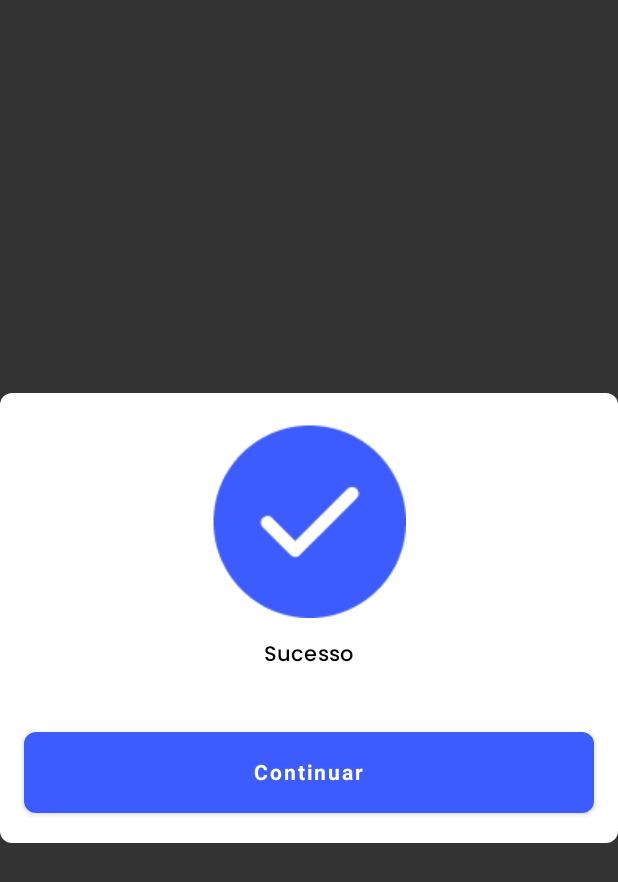
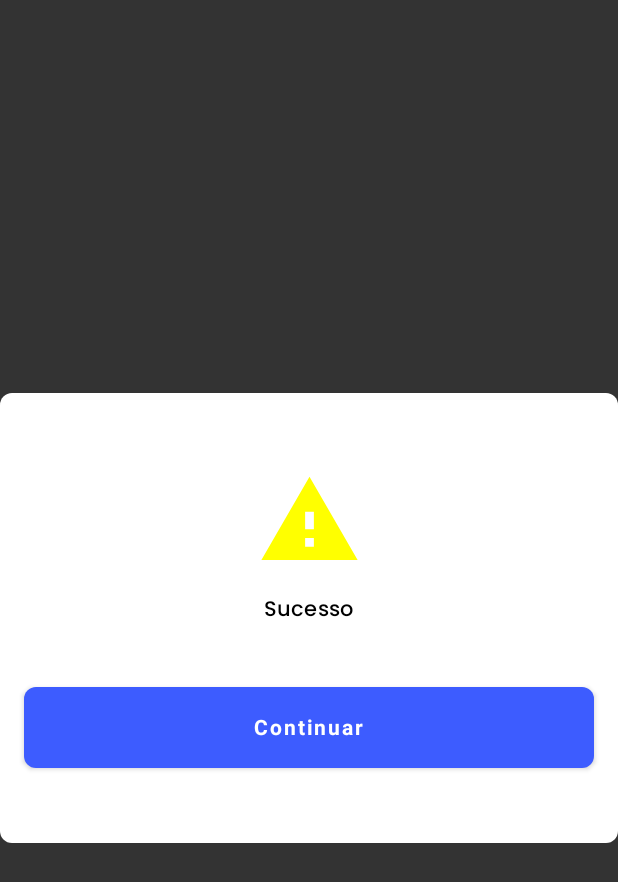
Before and after one commit to ICEI-PUC-Minas-PSG-ADS-TI/psg-ads-2025-1-p5-proj-tiai-t1-psg-ads-2025-1-p5-fluai, an Android app built with Jetpack Compose: the composable AlertDialog called with empty values, on a phone screen of 412 x 824 dp. Shown: the top 882 px of the screen. Run offline under Robolectric (Android 15) with nearby library versions, the light colour scheme and no system bars; our stand-ins replace Compose Multiplatform resources; 2 statements that could not run were skipped.

Commit message:
update exercises

```diff
--- a/src/frontend/composeApp/src/commonMain/kotlin/org/example/project/data/networking/HomeNetworking.kt
+++ b/src/frontend/composeApp/src/commonMain/kotlin/org/example/project/data/networking/HomeNetworking.kt
@@ -5,4 +5,5 @@ import org.example.project.domain.model.Response
 
 interface HomeNetworking {
     suspend fun verifyLevelingTest(email : Email): Result<Response?>
+    suspend fun preloadQuestions(email: Email): Result<Unit>
 }
--- a/src/frontend/composeApp/src/commonMain/kotlin/org/example/project/data/repository/HomeRepositoryImpl.kt
+++ b/src/frontend/composeApp/src/commonMain/kotlin/org/example/project/data/repository/HomeRepositoryImpl.kt
@@ -11,4 +11,6 @@ class HomeRepositoryImpl(
     override suspend fun verifyLevelingTest(email: Email): Result<Response?>  {
         return homeNetworking.verifyLevelingTest(email)
     }
+
+    override suspend fun preloadQuestions(email: Email): Result<Unit> = homeNetworking.preloadQuestions(email)
 }
--- a/src/frontend/composeApp/src/commonMain/kotlin/org/example/project/di/AppModules.kt
+++ b/src/frontend/composeApp/src/commonMain/kotlin/org/example/project/di/AppModules.kt
@@ -129,6 +129,7 @@ val dataModules = module {
         LearningPathViewModel(
             componentContext = componentContext,
             authData = authData,
+            homeUseCase = get(),
             onNavigateToLevelingTest = onNavigateToLevelingTest,
             onNavigateToFluencyBoost = onNavigateToFluencyBoost
         )
--- a/src/frontend/composeApp/src/commonMain/kotlin/org/example/project/domain/repository/HomeRepository.kt
+++ b/src/frontend/composeApp/src/commonMain/kotlin/org/example/project/domain/repository/HomeRepository.kt
@@ -5,4 +5,5 @@ import org.example.project.domain.model.Response
 
 interface HomeRepository {
     suspend fun verifyLevelingTest(email : Email) : Result<Response?>
+    suspend fun preloadQuestions(email: Email): Result<Unit>
 }
--- a/src/frontend/composeApp/src/commonMain/kotlin/org/example/project/domain/usecase/HomeUseCase.kt
+++ b/src/frontend/composeApp/src/commonMain/kotlin/org/example/project/domain/usecase/HomeUseCase.kt
@@ -5,4 +5,5 @@ import org.example.project.domain.model.Response
 
 interface HomeUseCase {
     suspend fun verifyLevelingTest(email : Email) : Result<Response?>
+    suspend fun preloadQuestions(email: Email): Result<Unit>
 }
--- a/src/frontend/composeApp/src/commonMain/kotlin/org/example/project/domain/usecase/HomeUseCaseImpl.kt
+++ b/src/frontend/composeApp/src/commonMain/kotlin/org/example/project/domain/usecase/HomeUseCaseImpl.kt
@@ -8,4 +8,5 @@ class HomeUseCaseImpl(
     val homeRepository : HomeRepository
 ) : HomeUseCase {
     override suspend fun verifyLevelingTest(email : Email) : Result<Response?> =  homeRepository.verifyLevelingTest(email)
+    override suspend fun preloadQuestions(email: Email): Result<Unit> = homeRepository.preloadQuestions(email)
 }
--- a/src/frontend/composeApp/src/commonMain/kotlin/org/example/project/ui/components/dialog/AlertDialog.kt
+++ b/src/frontend/composeApp/src/commonMain/kotlin/org/example/project/ui/components/dialog/AlertDialog.kt
@@ -9,27 +9,30 @@ import androidx.compose.foundation.layout.fillMaxSize
 import androidx.compose.foundation.layout.fillMaxWidth
 import androidx.compose.foundation.layout.height
 import androidx.compose.foundation.layout.padding
+import androidx.compose.foundation.layout.size
 import androidx.compose.foundation.shape.RoundedCornerShape
 import androidx.compose.material.Surface
 import androidx.compose.material.Text
+import androidx.compose.material.icons.Icons
+import androidx.compose.material.icons.filled.Warning
 import androidx.compose.runtime.Composable
 import androidx.compose.ui.Alignment
 import androidx.compose.ui.Modifier
 import androidx.compose.ui.draw.clip
 import androidx.compose.ui.graphics.Color
+import androidx.compose.ui.graphics.ColorFilter
 import androidx.compose.ui.input.pointer.pointerInput
 import androidx.compose.ui.text.font.FontWeight
+import androidx.compose.ui.text.style.TextAlign
 import androidx.compose.ui.unit.dp
 import androidx.compose.ui.window.Dialog
 import androidx.compose.ui.zIndex
 import frontend.composeapp.generated.resources.Res
-import frontend.composeapp.generated.resources.success_feedback
 import frontend.composeapp.generated.resources.success_feedback_button_continue
 import frontend.composeapp.generated.resources.success_feedback_title
 import org.example.project.theme.Blue
 import org.example.project.ui.components.PrimaryButton
 import org.example.project.ui.theme.PoppinsTypography
-import org.jetbrains.compose.resources.painterResource
 import org.jetbrains.compose.resources.stringResource
 
 @Composable
@@ -60,9 +63,10 @@ fun AlertDialog(text : String, onDismiss : () -> Unit, onClick: () -> Unit) {
                     horizontalAlignment = Alignment.CenterHorizontally
                 ) {
                     Image(
-                        painter = painterResource(Res.drawable.success_feedback),
-                        contentDescription = "Sucesso",
-                        modifier = Modifier
+                        imageVector = Icons.Filled.Warning,
+                        contentDescription = "Alert",
+                        colorFilter = ColorFilter.tint(Color.Yellow),
+                        modifier = Modifier.size(70.dp)
                     )
                     Text(
                         text = stringResource(Res.string.success_feedback_title),
@@ -78,6 +82,7 @@ fun AlertDialog(text : String, onDismiss : () -> Unit, onClick: () -> Unit) {
                         color = Color.Gray,
                         maxLines = 2,
                         fontWeight = FontWeight.W300,
+                        textAlign = TextAlign.Center,
                         modifier = Modifier
                             .padding(top = 8.dp)
                             .align(Alignment.CenterHorizontally)
--- a/src/frontend/composeApp/src/commonMain/kotlin/org/example/project/ui/screens/home/HomeScreen.kt
+++ b/src/frontend/composeApp/src/commonMain/kotlin/org/example/project/ui/screens/home/HomeScreen.kt
@@ -97,9 +97,7 @@ fun HomeScreen(
                 }
             }
         )
-
-        showAlertDialog(viewModel.showTestDialog, message = "Você precisa completar o teste de nivelamento para continuar", onClick = {viewModel.onEvent(HomeEvent.GoToLevelingTest)})
-
+        showAlertDialog(viewModel.showTestDialog, message = "Você precisa completar o teste inicial de nivelamento para continuar", onClick = {viewModel.onEvent(HomeEvent.GoToLevelingTest)})
         LazyRow(
             horizontalArrangement = Arrangement.spacedBy(16.dp),
             modifier = Modifier.fillMaxWidth().padding(horizontal = 18.dp)
--- a/src/frontend/composeApp/src/commonMain/kotlin/org/example/project/ui/screens/levelingtest/LevelingTestViewModel.kt
+++ b/src/frontend/composeApp/src/commonMain/kotlin/org/example/project/ui/screens/levelingtest/LevelingTestViewModel.kt
@@ -68,7 +68,6 @@ class LevelingTestViewModel(
                 )
             )
         }
-
     }
 
     private suspend fun submitAnswer(answer: String) {
```
Also changed, not shown: src/frontend/composeApp/src/commonMain/kotlin/org/example/project/data/networking/HomeNetworkingImpl.kt (+9 -0 lines), src/frontend/composeApp/src/commonMain/kotlin/org/example/project/ui/screens/fluencyboost/FluencyBoostScreen.kt (+11 -3 lines), src/frontend/composeApp/src/commonMain/kotlin/org/example/project/ui/screens/fluencyboost/FluencyBoostViewModel.kt (+24 -13 lines), src/frontend/composeApp/src/commonMain/kotlin/org/example/project/ui/screens/learningpath/LearningPath.kt (+21 -1 lines), src/frontend/composeApp/src/commonMain/kotlin/org/example/project/ui/screens/learningpath/LearningPathViewModel.kt (+37 -0 lines).
